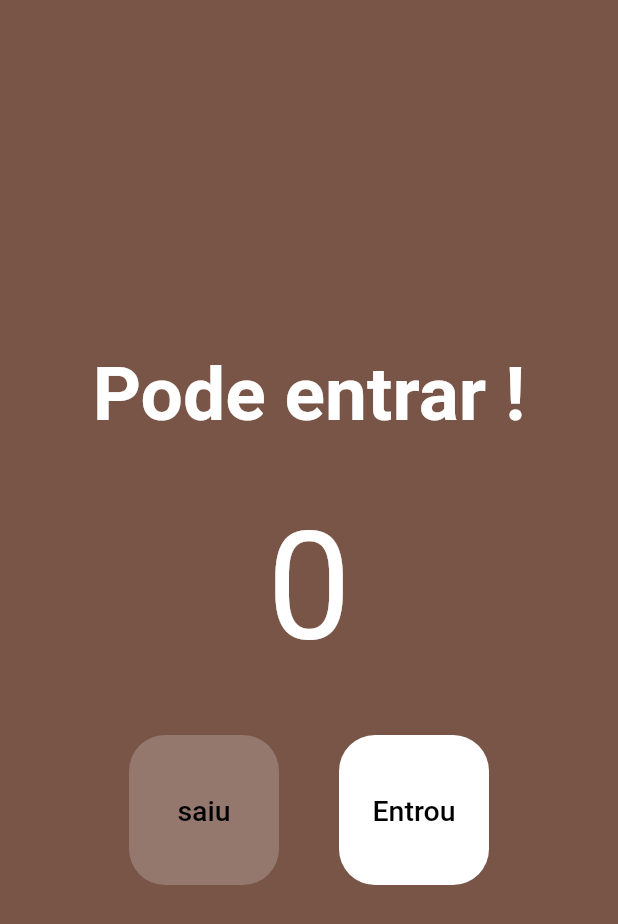
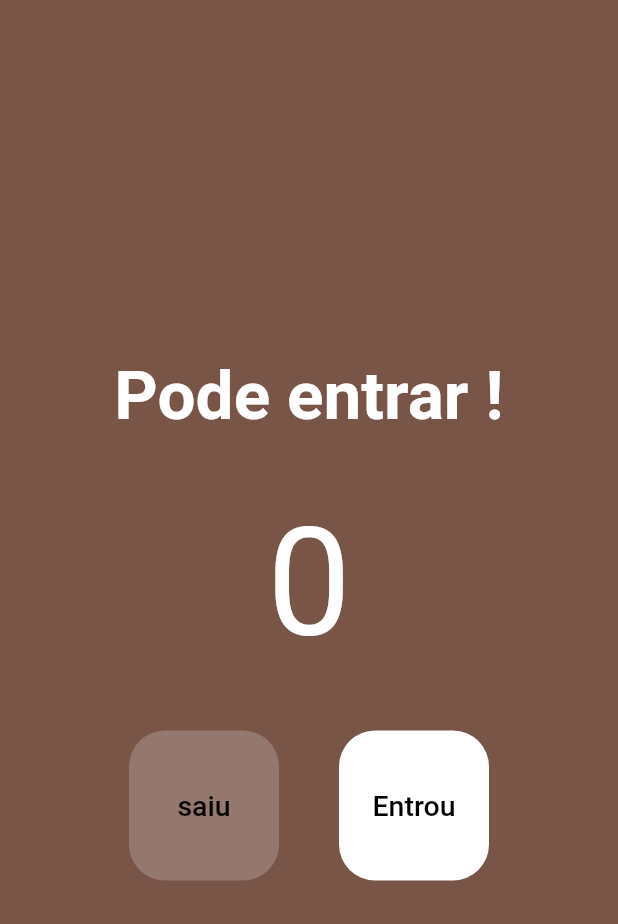
Before and after one commit to Cleber-0101/app_contador, a Flutter app: the screen it shows after launch, on a phone screen of 412 x 824 dp. Shown: the top 924 px of the screen. Run offline on Flutter 3.47's test engine with Material 2 defaults, Android fonts, the phone set to English and light mode, and no system bars.

Commit message:
organizando codigo

```diff
--- a/lib/main.dart
+++ b/lib/main.dart
@@ -51,7 +51,7 @@ class _HomePageeState extends State<HomePagee> {
             Text(
               isFull ? ' lotado' : 'Pode entrar !',
               style: const TextStyle(
-                  fontSize: 50,
+                  fontSize: 45,
                   color: Colors.white,
                   fontWeight: FontWeight.w700),
             ),
--- a/pubspec.yaml
+++ b/pubspec.yaml
@@ -46,7 +46,7 @@ dev_dependencies:
   # package. See that file for information about deactivating specific lint
   # rules and activating additional ones.
   flutter_lints: ^2.0.0
-  flutter_launcher_icons: "^0.12.0"
+
 
 # For information on the generic Dart part of this file, see the
 # following page: https://dart.dev/tools/pub/pubspec
```
Also changed, not shown: assets/icon/pessoas.jpg (renamed from assets/imagens/pessoas.jpg).
